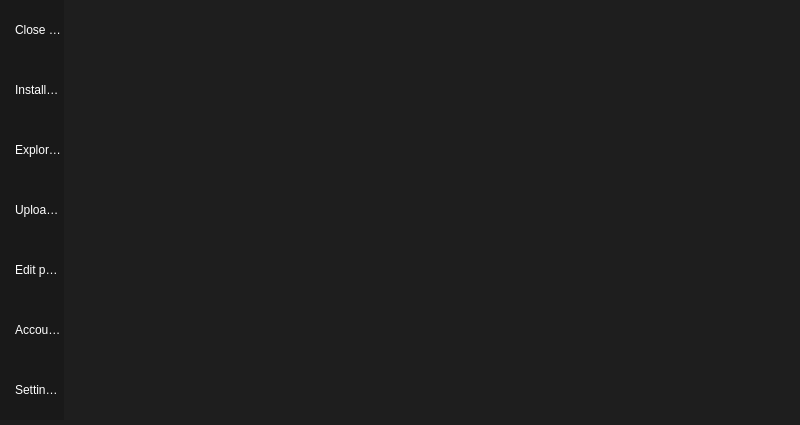
This is ui/gui.ui in horsy-ml/horsy as Qt 5 draws it before an edit. The edited form follows.
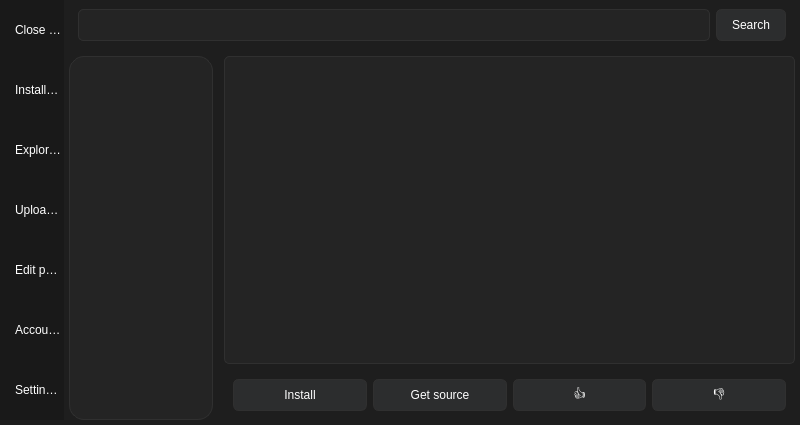
This is the edited form. The open tabs and pages were chosen to show the change. Icons and pictures are not drawn.

```diff
--- a/ui/gui.ui
+++ b/ui/gui.ui
@@ -599,7 +599,218 @@
         </item>
        </layout>
       </widget>
-      <widget class="QWidget" name="browse_packages_page"/>
+      <widget class="QWidget" name="browse_packages_page">
+       <layout class="QVBoxLayout" name="verticalLayout_3">
+        <property name="spacing">
+         <number>6</number>
+        </property>
+        <property name="leftMargin">
+         <number>0</number>
+        </property>
+        <property name="topMargin">
+         <number>0</number>
+        </property>
+        <property name="rightMargin">
+         <number>0</number>
+        </property>
+        <property name="bottomMargin">
+         <number>0</number>
+        </property>
+        <item>
+         <widget class="QWidget" name="search_bar_lay" native="true">
+          <layout class="QHBoxLayout" name="horizontalLayout_5">
+           <item>
+            <widget class="QLineEdit" name="search_box">
+             <property name="minimumSize">
+              <size>
+               <width>0</width>
+               <height>32</height>
+              </size>
+             </property>
+             <property name="styleSheet">
+              <string notr="true">min-height: 30px;</string>
+             </property>
+            </widget>
+           </item>
+           <item>
+            <widget class="QPushButton" name="search_button">
+             <property name="minimumSize">
+              <size>
+               <width>70</width>
+               <height>32</height>
+              </size>
+             </property>
+             <property name="text">
+              <string>Search</string>
+             </property>
+            </widget>
+           </item>
+          </layout>
+         </widget>
+        </item>
+        <item>
+         <widget class="QWidget" name="search_content" native="true">
+          <layout class="QHBoxLayout" name="horizontalLayout_6" stretch="1,4">
+           <property name="leftMargin">
+            <number>0</number>
+           </property>
+           <property name="topMargin">
+            <number>0</number>
+           </property>
+           <property name="rightMargin">
+            <number>0</number>
+           </property>
+           <property name="bottomMargin">
+            <number>0</number>
+           </property>
+           <item>
+            <widget class="QListWidget" name="search_packages_list">
+             <property name="sizePolicy">
+              <sizepolicy hsizetype="Minimum" vsizetype="Preferred">
+               <horstretch>0</horstretch>
+               <verstretch>0</verstretch>
+              </sizepolicy>
+             </property>
+             <property name="minimumSize">
+              <size>
+               <width>50</width>
+               <height>0</height>
+              </size>
+             </property>
+             <property name="styleSheet">
+              <string notr="true">font: 14pt &quot;Segoe UI&quot;;</string>
+             </property>
+            </widget>
+           </item>
+           <item>
+            <widget class="QWidget" name="search_packages_from_list_lay" native="true">
+             <property name="sizePolicy">
+              <sizepolicy hsizetype="Minimum" vsizetype="Preferred">
+               <horstretch>0</horstretch>
+               <verstretch>0</verstretch>
+              </sizepolicy>
+             </property>
+             <property name="minimumSize">
+              <size>
+               <width>0</width>
+               <height>0</height>
+              </size>
+             </property>
+             <layout class="QVBoxLayout" name="verticalLayout_2">
+              <property name="spacing">
+               <number>6</number>
+              </property>
+              <property name="leftMargin">
+               <number>5</number>
+              </property>
+              <property name="topMargin">
+               <number>0</number>
+              </property>
+              <property name="rightMargin">
+               <number>0</number>
+              </property>
+              <property name="bottomMargin">
+               <number>0</number>
+              </property>
+              <item>
+               <widget class="QTextBrowser" name="search_package_desc"/>
+              </item>
+              <item>
+               <widget class="QWidget" name="search_buttons_lay" native="true">
+                <property name="sizePolicy">
+                 <sizepolicy hsizetype="Minimum" vsizetype="Minimum">
+                  <horstretch>0</horstretch>
+                  <verstretch>0</verstretch>
+                 </sizepolicy>
+                </property>
+                <property name="maximumSize">
+                 <size>
+                  <width>16777214</width>
+                  <height>16777215</height>
+                 </size>
+                </property>
+                <layout class="QHBoxLayout" name="horizontalLayout_4">
+                 <property name="leftMargin">
+                  <number>9</number>
+                 </property>
+                 <property name="topMargin">
+                  <number>9</number>
+                 </property>
+                 <property name="rightMargin">
+                  <number>9</number>
+                 </property>
+                 <property name="bottomMargin">
+                  <number>9</number>
+                 </property>
+                 <item>
+                  <widget class="QPushButton" name="install_package_button">
+                   <property name="sizePolicy">
+                    <sizepolicy hsizetype="Minimum" vsizetype="Minimum">
+                     <horstretch>0</horstretch>
+                     <verstretch>0</verstretch>
+                    </sizepolicy>
+                   </property>
+                   <property name="minimumSize">
+                    <size>
+                     <width>0</width>
+                     <height>32</height>
+                    </size>
+                   </property>
+                   <property name="text">
+                    <string>Install</string>
+                   </property>
+                  </widget>
+                 </item>
+                 <item>
+                  <widget class="QPushButton" name="get_source_button">
+                   <property name="sizePolicy">
+                    <sizepolicy hsizetype="Minimum" vsizetype="Minimum">
+                     <horstretch>0</horstretch>
+                     <verstretch>0</verstretch>
+                    </sizepolicy>
+                   </property>
+                   <property name="minimumSize">
+                    <size>
+                     <width>0</width>
+                     <height>32</height>
+                    </size>
+                   </property>
+                   <property name="text">
+                    <string>Get source</string>
+                   </property>
+                  </widget>
+                 </item>
+                 <item>
+                  <widget class="QPushButton" name="like_button">
+                   <property name="sizePolicy">
+                    <sizepolicy hsizetype="Minimum" vsizetype="Minimum">
+                     <horstretch>0</horstretch>
+                     <verstretch>0</verstretch>
+                    </sizepolicy>
+                   </property>
+                   <property name="text">
+                    <string>👍</string>
+                   </property>
+                  </widget>
+                 </item>
+                 <item>
+                  <widget class="QPushButton" name="dislike_button">
+                   <property name="text">
+                    <string>👎</string>
+                   </property>
+                  </widget>
+                 </item>
+                </layout>
+               </widget>
+              </item>
+             </layout>
+            </widget>
+           </item>
+          </layout>
+         </widget>
+        </item>
+       </layout>
+      </widget>
       <widget class="QWidget" name="upload_package_page"/>
       <widget class="QWidget" name="edit_package_page"/>
       <widget class="QWidget" name="account_settings_page"/>
```
Left out of the diff: 11 changed lines with no effect on the pictures.
